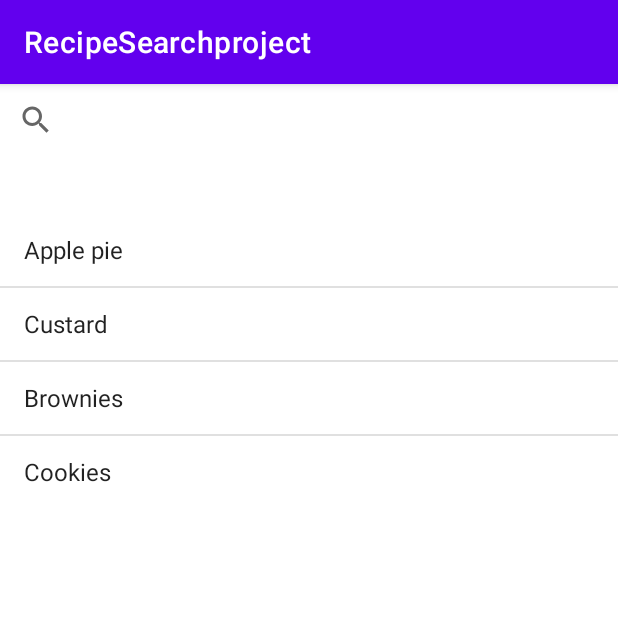
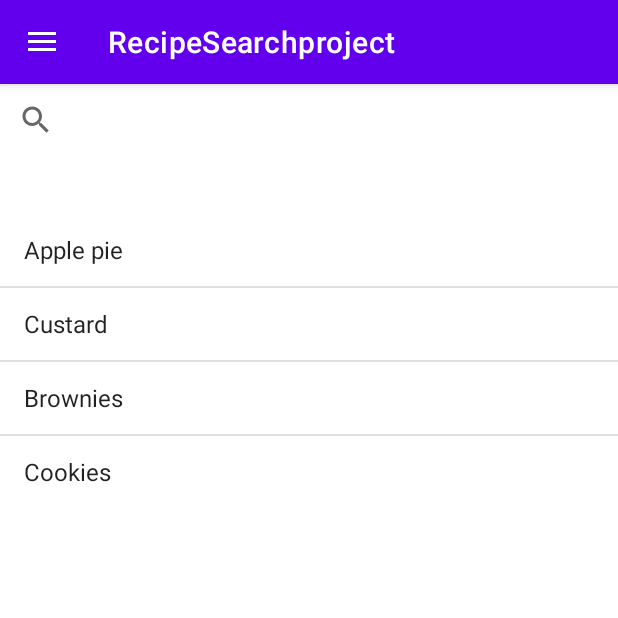
Before and after one commit to usernamesareoutdatedd/RecipeSearchproject, an Android app: the screen it shows after launch (MainActivity), on a phone screen of 412 x 824 dp, the top half of it. Run offline under Robolectric (Android 15) with nearby library versions, the phone set to English and light mode, and no system bars.

Commit message:
created drawer, navigation, toolbar

```diff
--- a/app/src/main/java/com/cst2335/recipesearchproject/MainActivity.java
+++ b/app/src/main/java/com/cst2335/recipesearchproject/MainActivity.java
@@ -1,7 +1,13 @@
 package com.cst2335.recipesearchproject;
 
+import androidx.annotation.NonNull;
+import androidx.appcompat.app.ActionBarDrawerToggle;
+import androidx.appcompat.app.AlertDialog;
 import androidx.appcompat.app.AppCompatActivity;
+import androidx.core.view.GravityCompat;
+import androidx.drawerlayout.widget.DrawerLayout;
 
+import android.content.DialogInterface;
 import android.content.Intent;
 import android.database.sqlite.SQLiteDatabase;
 import android.os.Bundle;
@@ -9,6 +15,7 @@ import android.text.Editable;
 import android.text.TextWatcher;
 import android.util.Log;
 import android.view.Menu;
+import android.view.MenuItem;
 import android.view.View;
 import android.widget.AdapterView;
 import android.widget.ArrayAdapter;
@@ -19,6 +26,9 @@ import android.widget.SearchView;
 import android.content.SharedPreferences;
 import android.widget.TextView;
 import android.widget.Toast;
+import android.widget.Toolbar;
+
+import com.google.android.material.navigation.NavigationView;
 
 import org.w3c.dom.Text;
 
@@ -30,18 +40,35 @@ import java.util.TimerTask;
 public class MainActivity extends AppCompatActivity {
 
     private static final String TAG ="MainActivity";
-ProgressBar progressBar;
-int counter = 0;
+//ProgressBar progressBar;
+//int counter = 0;
+
+    DrawerLayout drawerLayout;
+    NavigationView navigationView;
+    Toolbar toolbar;
+    ActionBarDrawerToggle actionBarDrawerToggle;
+
 
     ListView LV;
-ArrayAdapter adapter;
+    ArrayAdapter adapter;
     ArrayList<String>recipes;
-SearchView sv;
-TextView tv;
-TextView tv2;
+
+
+    SearchView sv;
+    TextView tv;
+    TextView tv2;
 
     MyOpenHelper myOpenHelper;
 
+
+    @Override
+    public boolean onOptionsItemSelected(@NonNull MenuItem item) {
+
+        if(actionBarDrawerToggle.onOptionsItemSelected(item)){
+            return true;
+        }
+        return super.onOptionsItemSelected(item);
+    }
 
     @Override
     protected void onCreate(Bundle savedInstanceState) {
@@ -50,9 +77,55 @@ TextView tv2;
 
         myOpenHelper = new MyOpenHelper(this);
         SQLiteDatabase RecipeDataBase = myOpenHelper.getWritableDatabase();
-        prog();
+        //prog();
 
-        LV= (ListView)findViewById(R.id.ListView);
+        drawerLayout = findViewById(R.id.drawer_layout);
+        navigationView = findViewById(R.id.navigationView);
+        actionBarDrawerToggle = new ActionBarDrawerToggle(this, drawerLayout, R.string.menu_Open, R.string.close_menu);
+        drawerLayout.addDrawerListener(actionBarDrawerToggle);
+        actionBarDrawerToggle.syncState();
+        getSupportActionBar().setDisplayHomeAsUpEnabled(true);
+
+        AlertDialog.Builder builder;
+        builder = new AlertDialog.Builder(this);
+
+
+
+
+        navigationView.setNavigationItemSelectedListener(new NavigationView.OnNavigationItemSelectedListener() {
+                                                             @Override
+                                                             public boolean onNavigationItemSelected(@NonNull MenuItem item) {
+                                                                 switch(item.getItemId()){
+                                                                     case R.id.home:
+                                                                            Log.i("MENU_DRAWER_TAG", "Home item is clicked");
+                                                                            drawerLayout.closeDrawer(GravityCompat.START);
+                                                                            break;
+                                                                     case R.id.favourites:
+                                                                         Log.i("MENU_DRAWER_TAG", "Favourite item is clicked");
+                                                                         drawerLayout.closeDrawer(GravityCompat.START);
+                                                                         break;
+                                                                     case R.id.help:
+                                                                         Log.i("MENU_DRAWER_TAG", "Help item is clicked");
+                                                                         drawerLayout.closeDrawer(GravityCompat.START);
+                                                                         builder.setTitle("Looking for Help?")
+                                                                                 .setMessage("Click the search button to find a recipe!")
+                                                                                 .setCancelable(true)
+                                                                                 .setPositiveButton("Okay!", new DialogInterface.OnClickListener() {
+                                                                                     @Override
+                                                                                     public void onClick(DialogInterface dialogInterface, int i) {
+                                                                                         dialogInterface.cancel();
+                                                                                     }
+                                                                                 })
+                                                                                 .show();
+
+                                                                         break;
+                                                                 }return true;
+                                                             }
+                                                         });
+
+
+
+                LV = (ListView) findViewById(R.id.ListView);
         sv = (SearchView)findViewById(R.id.search);
         tv = (TextView)findViewById(R.id.textView);
         tv2 = (TextView)findViewById(R.id.textView3);
@@ -127,7 +200,7 @@ TextView tv2;
 
     }
 
-    public void prog(){
+   /** public void prog(){
         progressBar = (android.widget.ProgressBar)findViewById(R.id.progressBar);
         final Timer t = new Timer();
         TimerTask tt = new TimerTask() {
@@ -146,6 +219,6 @@ TextView tv2;
     t.schedule(tt, 0, 100);
 
     }
-
+**/
 
 }
--- /dev/null
+++ b/app/src/main/res/drawable/ic_baseline_favorite_24.xml
@@ -0,0 +1,10 @@
+<vector xmlns:android="http://schemas.android.com/apk/res/android"
+    android:width="24dp"
+    android:height="24dp"
+    android:viewportWidth="24"
+    android:viewportHeight="24"
+    android:tint="?attr/colorControlNormal">
+  <path
+      android:fillColor="@android:color/white"
+      android:pathData="M12,21.35l-1.45,-1.32C5.4,15.36 2,12.28 2,8.5 2,5.42 4.42,3 7.5,3c1.74,0 3.41,0.81 4.5,2.09C13.09,3.81 14.76,3 16.5,3 19.58,3 22,5.42 22,8.5c0,3.78 -3.4,6.86 -8.55,11.54L12,21.35z"/>
+</vector>
--- /dev/null
+++ b/app/src/main/res/drawable/ic_baseline_help_24.xml
@@ -0,0 +1,10 @@
+<vector xmlns:android="http://schemas.android.com/apk/res/android"
+    android:width="24dp"
+    android:height="24dp"
+    android:viewportWidth="24"
+    android:viewportHeight="24"
+    android:tint="?attr/colorControlNormal">
+  <path
+      android:fillColor="@android:color/white"
+      android:pathData="M12,2C6.48,2 2,6.48 2,12s4.48,10 10,10 10,-4.48 10,-10S17.52,2 12,2zM13,19h-2v-2h2v2zM15.07,11.25l-0.9,0.92C13.45,12.9 13,13.5 13,15h-2v-0.5c0,-1.1 0.45,-2.1 1.17,-2.83l1.24,-1.26c0.37,-0.36 0.59,-0.86 0.59,-1.41 0,-1.1 -0.9,-2 -2,-2s-2,0.9 -2,2L8,9c0,-2.21 1.79,-4 4,-4s4,1.79 4,4c0,0.88 -0.36,1.68 -0.93,2.25z"/>
+</vector>
--- /dev/null
+++ b/app/src/main/res/drawable/ic_baseline_home_24.xml
@@ -0,0 +1,10 @@
+<vector xmlns:android="http://schemas.android.com/apk/res/android"
+    android:width="24dp"
+    android:height="24dp"
+    android:viewportWidth="24"
+    android:viewportHeight="24"
+    android:tint="?attr/colorControlNormal">
+  <path
+      android:fillColor="@android:color/white"
+      android:pathData="M10,20v-6h4v6h5v-8h3L12,3 2,12h3v8z"/>
+</vector>
--- a/app/src/main/res/layout/activity_main.xml
+++ b/app/src/main/res/layout/activity_main.xml
@@ -1,10 +1,11 @@
 <?xml version="1.0" encoding="utf-8"?>
-<androidx.constraintlayout.widget.ConstraintLayout xmlns:android="http://schemas.android.com/apk/res/android"
+<androidx.drawerlayout.widget.DrawerLayout xmlns:android="http://schemas.android.com/apk/res/android"
     xmlns:app="http://schemas.android.com/apk/res-auto"
     xmlns:tools="http://schemas.android.com/tools"
     android:layout_width="match_parent"
     android:layout_height="match_parent"
-    tools:context=".MainActivity">
+    tools:context=".MainActivity"
+    android:id="@+id/drawer_layout">
 
     <LinearLayout
         android:layout_width="match_parent"
@@ -18,8 +19,6 @@
             android:layout_height="wrap_content"
             app:actionViewClass="android.support.v7.widget.SearchView"
             app:showAsAction="ifRoom|collapseActionView"
-
-
             >
 
         </SearchView>
@@ -43,5 +42,14 @@
 
     </LinearLayout>
 
+    <com.google.android.material.navigation.NavigationView
+        android:layout_width="wrap_content"
+        android:layout_height="match_parent"
+        android:id="@+id/navigationView"
+        app:headerLayout="@layout/header"
+        app:menu="@menu/main_menu"
+        android:fitsSystemWindows="true"
+        android:layout_gravity="start"></com.google.android.material.navigation.NavigationView>
 
-</androidx.constraintlayout.widget.ConstraintLayout>
+
+</androidx.drawerlayout.widget.DrawerLayout>
--- /dev/null
+++ b/app/src/main/res/menu/main_menu.xml
@@ -0,0 +1,19 @@
+<?xml version="1.0" encoding="utf-8"?>
+<menu xmlns:android="http://schemas.android.com/apk/res/android">
+<group android:checkableBehavior="single">
+    <item
+        android:id="@+id/home"
+        android:title="Home"
+        android:icon="@drawable/ic_baseline_home_24"></item>
+    <item
+        android:id="@+id/favourites"
+        android:title="Favourites"
+        android:icon="@drawable/ic_baseline_favorite_24"></item>
+    <item
+        android:id="@+id/help"
+        android:title="Help"
+        android:icon="@drawable/ic_baseline_help_24"></item>
+
+
+</group>
+</menu>
--- a/app/src/main/res/values/strings.xml
+++ b/app/src/main/res/values/strings.xml
@@ -1,6 +1,7 @@
 <resources>
     <string name="app_name">RecipeSearchproject</string>
-
+<string name="menu_Open">Open</string>
+    <string name="close_menu">close</string>
 
 
 
```
Also changed, not shown: app/src/main/res/layout/header.xml (added, +17 -0 lines).
